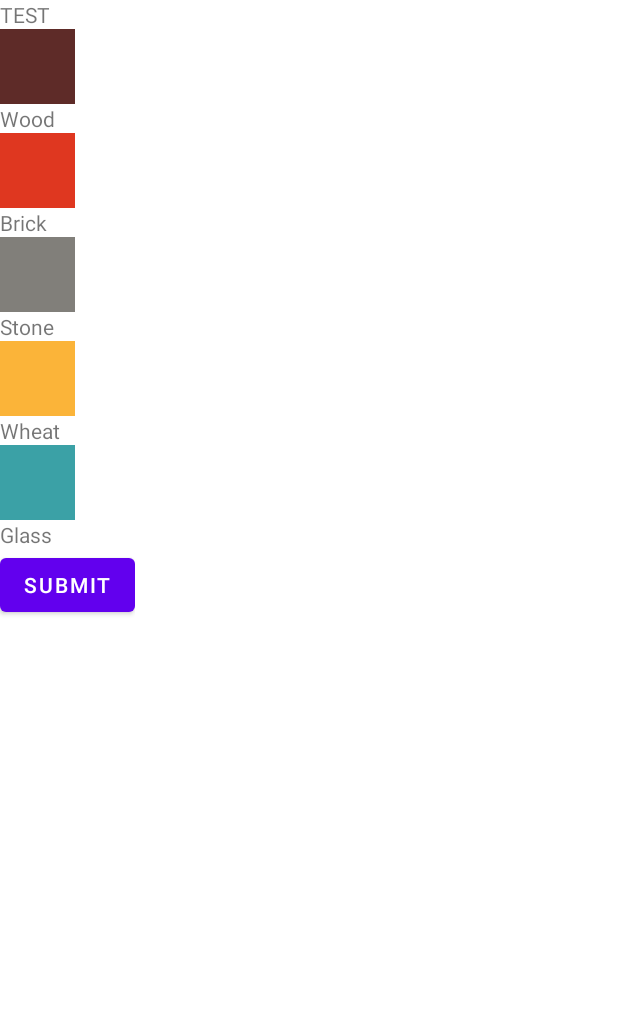
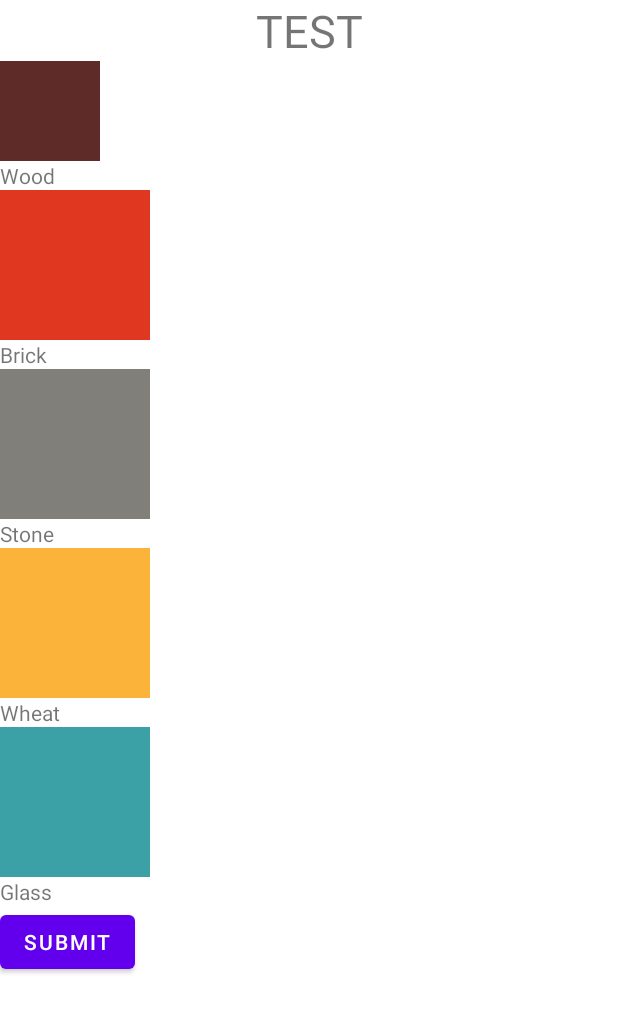
Before and after one commit to Pavital01/TinyTowns, an Android app: the Game screen opened directly, with no data from a screen before it, after a tap on an icon or button, on a phone screen of 412 x 824 dp. Shown: the top 1013 px of the screen. Run offline under Robolectric (Android 15) with nearby library versions, the phone set to English and light mode, and no system bars; 6 statements that could not run were skipped.

Commit message:
Added user friendly choice and minimum one cell should be selected

```diff
--- a/app/src/main/java/com/example/tinytowns/Cell.kt
+++ b/app/src/main/java/com/example/tinytowns/Cell.kt
@@ -2,6 +2,8 @@ package com.example.tinytowns
 
 import android.view.View
 
-class Cell {
+class Cell(cell: View,resource: String) {
    lateinit var cell : View
+   lateinit var resource: String
+
 }
--- a/app/src/main/java/com/example/tinytowns/Field.kt
+++ b/app/src/main/java/com/example/tinytowns/Field.kt
@@ -3,7 +3,8 @@ package com.example.tinytowns
 import android.view.View
 
 class Field() : java.io.Serializable{
-    var cells: MutableList<View> = mutableListOf()
+    var cells : MutableList<Cell> = mutableListOf()
+//    var cells: MutableList<View> = mutableListOf()
 
 //    init {
 //        for (i in 0..15) {
--- a/app/src/main/java/com/example/tinytowns/Game.kt
+++ b/app/src/main/java/com/example/tinytowns/Game.kt
@@ -10,9 +10,12 @@ import android.view.View
 import android.widget.Button
 import android.widget.TextView
 import androidx.appcompat.app.AppCompatActivity
+import androidx.core.graphics.drawable.DrawableCompat
+import androidx.core.view.updateLayoutParams
 
 class Game() : AppCompatActivity() {
-    lateinit var defaultBackground : Drawable
+    lateinit var choices : MutableMap<String,View>
+    var previousView: View? = null
     lateinit var actual_resurse : Drawable
     lateinit var count_players: Integer
     val countCells = 16 - 1
@@ -32,6 +35,10 @@ class Game() : AppCompatActivity() {
     private lateinit var choiceStone : View
     private lateinit var choiceWheat : View
     private lateinit var choiceGlass : View
+    private var touch : Boolean = false
+
+
+
 
     private lateinit var playersNames: Array<String>
 
@@ -43,8 +50,11 @@ class Game() : AppCompatActivity() {
         this.actual_player = player
     }
 
-    @SuppressLint("MissingInflatedId", "ResourceAsColor")
+    @SuppressLint("MissingInflatedId", "ResourceAsColor", "CutPasteId",
+        "UseCompatLoadingForDrawables", "SuspiciousIndentation"
+    )
     override fun onCreate(savedInstanceState: Bundle?) {
+        val defaultBackground = getDrawable(R.color.cell)
         super.onCreate(savedInstanceState)
         //объекты layout-ов для переключения
         gameView = layoutInflater.inflate(R.layout.activity_game, null)
@@ -81,21 +91,37 @@ class Game() : AppCompatActivity() {
 //        println("Master and actual_player is ${master == actual_player}")
 //      Связывается List<View> с view из layout
         gameBoard.add(gameView.findViewById(R.id.cell_1_1))
+        gameBoard.get(0).background = defaultBackground
         gameBoard.add(gameView.findViewById(R.id.cell_1_2))
+        gameBoard.get(1).background = defaultBackground
         gameBoard.add(gameView.findViewById(R.id.cell_1_3))
+        gameBoard.get(2).background = defaultBackground
         gameBoard.add(gameView.findViewById(R.id.cell_1_4))
+        gameBoard.get(3).background = defaultBackground
         gameBoard.add(gameView.findViewById(R.id.cell_2_1))
+        gameBoard.get(4).background = defaultBackground
         gameBoard.add(gameView.findViewById(R.id.cell_2_2))
+        gameBoard.get(5).background = defaultBackground
         gameBoard.add(gameView.findViewById(R.id.cell_2_3))
+        gameBoard.get(6).background = defaultBackground
         gameBoard.add(gameView.findViewById(R.id.cell_2_4))
+        gameBoard.get(7).background = defaultBackground
         gameBoard.add(gameView.findViewById(R.id.cell_3_1))
+        gameBoard.get(8).background = defaultBackground
         gameBoard.add(gameView.findViewById(R.id.cell_3_2))
+        gameBoard.get(9).background = defaultBackground
         gameBoard.add(gameView.findViewById(R.id.cell_3_3))
+        gameBoard.get(10).background = defaultBackground
         gameBoard.add(gameView.findViewById(R.id.cell_3_4))
+        gameBoard.get(11).background = defaultBackground
         gameBoard.add(gameView.findViewById(R.id.cell_4_1))
+        gameBoard.get(12).background = defaultBackground
         gameBoard.add(gameView.findViewById(R.id.cell_4_2))
+        gameBoard.get(13).background = defaultBackground
         gameBoard.add(gameView.findViewById(R.id.cell_4_3))
+        gameBoard.get(14).background = defaultBackground
         gameBoard.add(gameView.findViewById(R.id.cell_4_4))
+        gameBoard.get(15).background = defaultBackground
 
         for (player in players){
             for (i in 0 .. countCells){
@@ -111,45 +137,66 @@ class Game() : AppCompatActivity() {
         if (txt != null)
             txt?.text = actual_player.name
         else println("Nea1")
-
+        val view: View = gameView.findViewById(R.id.cell_1_1)
+        val background: Drawable? = view.background
+        val backgroundResourceName: String? = background?.toString()
+        println("TEESSTT $backgroundResourceName")
 
         for (i in gameBoard) {
             i.setOnClickListener {
+//                println("GameBoard ${gameBoard.get(1).resources.toString()}")
+//                println("Default ${defaultBackground.resources.toString()}")
+//                println("IT ${it.resources}")
+                touch = true
+                println("make touch = true")
+                if (it.background == defaultBackground) {
+                    println("it.background == defaultBackground")
+                    if(previousView != null){
+                        println("previousView != null")
+//                        previousView!!.background = defaultBackground
+                        previousView!!.background = defaultBackground
+                        previousView = it
+                    }
+                    else{
+                        previousView = it
+                    }
                     it.background = actual_resurse
                 }
             }
-        choiceWood = masterChoiseView.findViewById(R.id.choice_wood)
-        choiceBrick = masterChoiseView.findViewById(R.id.choice_brick)
-        choiceStone = masterChoiseView.findViewById(R.id.choice_stone)
-        choiceWheat = masterChoiseView.findViewById(R.id.choice_wheat)
-        choiceGlass = masterChoiseView.findViewById(R.id.choice_glass)
-
-        choiceWood.setOnClickListener{
-            actual_resurse = getDrawable(R.color.resource_wood_color)!!
-            gameBoard[0].background = actual_resurse
-        }
-        choiceBrick.setOnClickListener{
-            actual_resurse = getDrawable(R.color.resource_brick_color)!!
-            gameBoard[0].background = actual_resurse
-        }
-        choiceStone.setOnClickListener{
-            actual_resurse = getDrawable(R.color.resource_stone_color)!!
-            gameBoard[0].background = actual_resurse
-        }
-        choiceWheat.setOnClickListener{
-            actual_resurse = getDrawable(R.color.resource_wheat_color)!!
-            gameBoard[0].background = actual_resurse
-        }
-        choiceGlass.setOnClickListener{
-            actual_resurse = getDrawable(R.color.resource_glass_color)!!
-            gameBoard[0].background = actual_resurse
         }
 
+        choices = mutableMapOf()
+        choices["wood"] = masterChoiseView.findViewById(R.id.choice_wood)
+        choices["brick"] = masterChoiseView.findViewById(R.id.choice_brick)
+        choices["stone"] = masterChoiseView.findViewById(R.id.choice_stone)
+        choices["wheat"] = masterChoiseView.findViewById(R.id.choice_wheat)
+        choices["glass"] = masterChoiseView.findViewById(R.id.choice_glass)
+
+        for ((key,value) in choices){
+            value.setOnClickListener{
+
+                actual_resurse = when(key){
+                    "wood" -> {getDrawable(R.color.resource_wood_color)!!}
+                    "brick" -> getDrawable(R.color.resource_brick_color)!!
+                    "glass" -> getDrawable(R.color.resource_glass_color)!!
+                    "wheat" -> getDrawable(R.color.resource_wheat_color)!!
+                    "stone" -> getDrawable(R.color.resource_stone_color)!!
+                    else -> getDrawable(R.color.cell)!!
+                }
+
+                changeSize(value,100)
+            }
+
+        }
 
         //Listeners
         toNextPlayer = gameView.findViewById(R.id.nextPlayerButton)
         toNextPlayer.setOnClickListener {
+            println("Touch? ${touch}")
+            if (touch){
+                println("Touch = true")
                 saveBoard()
+                previousView = null
                 if (actual_player  == players.last()){
 //                println("Master and actual_player is ${master == actual_player}")
                     master = players[(master.number) % players.size]
@@ -168,6 +215,8 @@ class Game() : AppCompatActivity() {
                     //println("Actual player number ${actual_player.number}")
                     loadGame()
 //            println("after load")
+                }
+            touch = false
             }
 
 
@@ -224,4 +273,27 @@ class Game() : AppCompatActivity() {
 
         }
     }
+
+    private fun changeSize(view: View,x : Int){
+        val const = 150
+        choices["wood"]?.layoutParams!!.height = const
+        choices["wood"]?.layoutParams!!.width = const
+        choices["brick"]?.layoutParams!!.height = const
+        choices["brick"]?.layoutParams!!.width = const
+        choices["stone"]?.layoutParams!!.height = const
+        choices["stone"]?.layoutParams!!.width = const
+        choices["wheat"]?.layoutParams!!.height = const
+        choices["wheat"]?.layoutParams!!.width = const
+        choices["glass"]?.layoutParams!!.height = const
+        choices["glass"]?.layoutParams!!.width = const
+
+        view.layoutParams.height = x
+        view.layoutParams.width = x
+        view.minimumHeight = x
+        view.minimumWidth = x
+//        it.layoutParams.height = 45
+//            it.layoutParams.width = 45
+//            it.minimumHeight = 45
+//            it.minimumWidth = 45
     }
+}
--- a/app/src/main/res/layout/master_choise.xml
+++ b/app/src/main/res/layout/master_choise.xml
@@ -4,14 +4,17 @@
     xmlns:tools="http://schemas.android.com/tools"
     android:layout_width="match_parent"
     android:layout_height="match_parent">
+
     <TextView
         android:id="@+id/master_info"
         android:layout_width="wrap_content"
         android:layout_height="wrap_content"
         android:text="TEST"
+        android:textSize="30dp"
 
-        tools:ignore="MissingConstraints"
-        />
+        app:layout_constraintEnd_toEndOf="parent"
+        app:layout_constraintStart_toStartOf="parent"
+        tools:ignore="MissingConstraints" />
 
     <LinearLayout
         android:layout_width="wrap_content"
--- a/app/src/main/res/values/colors.xml
+++ b/app/src/main/res/values/colors.xml
@@ -12,4 +12,6 @@
     <color name="resource_stone_color">#817F7A</color>
     <color name="resource_wheat_color">#FBB439</color>
     <color name="resource_glass_color">#3BA1A6</color>
+    <color name="cell">#00E60B</color>
+    <color name="cell2">#077FFF</color>
 </resources>
--- a/app/src/main/res/values/styles.xml
+++ b/app/src/main/res/values/styles.xml
@@ -5,8 +5,10 @@
         <item name="android:layout_height">wrap_content</item>
         <item name="android:layout_columnWeight">1</item>
         <item name="android:layout_rowWeight">1</item>
-        <item name="android:background">@drawable/cell_game_example_border</item>
+        <!--<item name="android:background">@drawable/cell_game_example_border</item>-->
+        <item name="android:background">@color/cell</item>
     </style>
+
     <style name="master_choice_cell">
         <item name="android:layout_width">50dp</item>
         <item name="android:layout_height">50dp</item>
```
Also changed, not shown: app/src/main/java/com/example/tinytowns/Player.kt (+7 -7 lines). Lines whose indentation alone changed are shown as unchanged.
